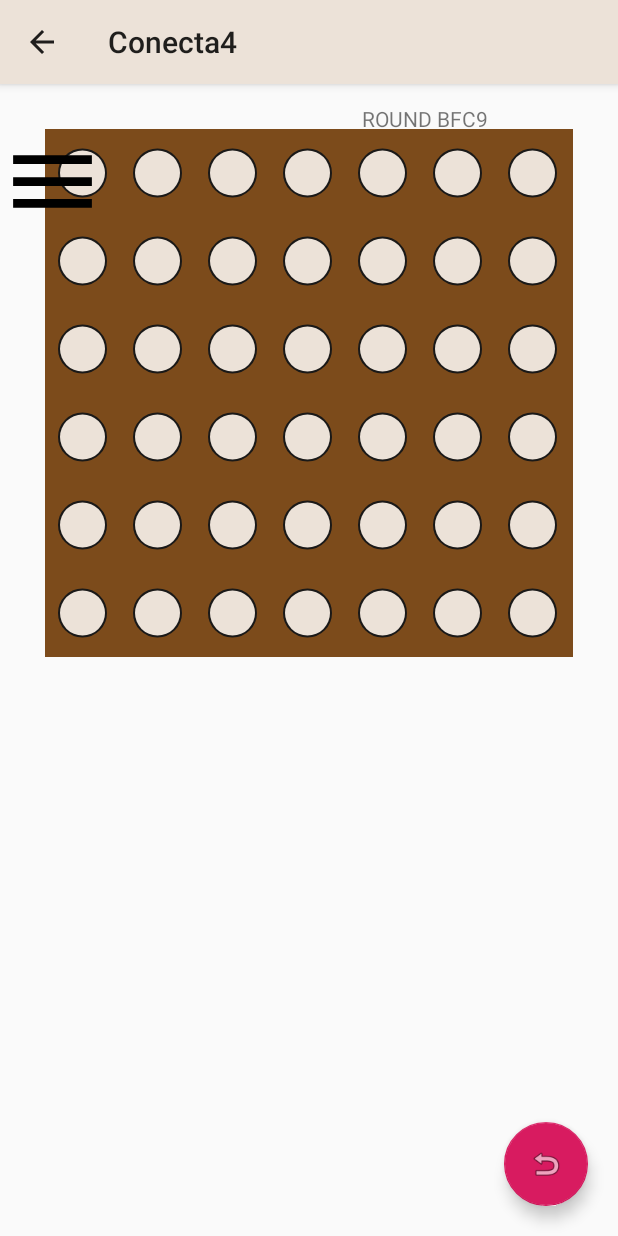
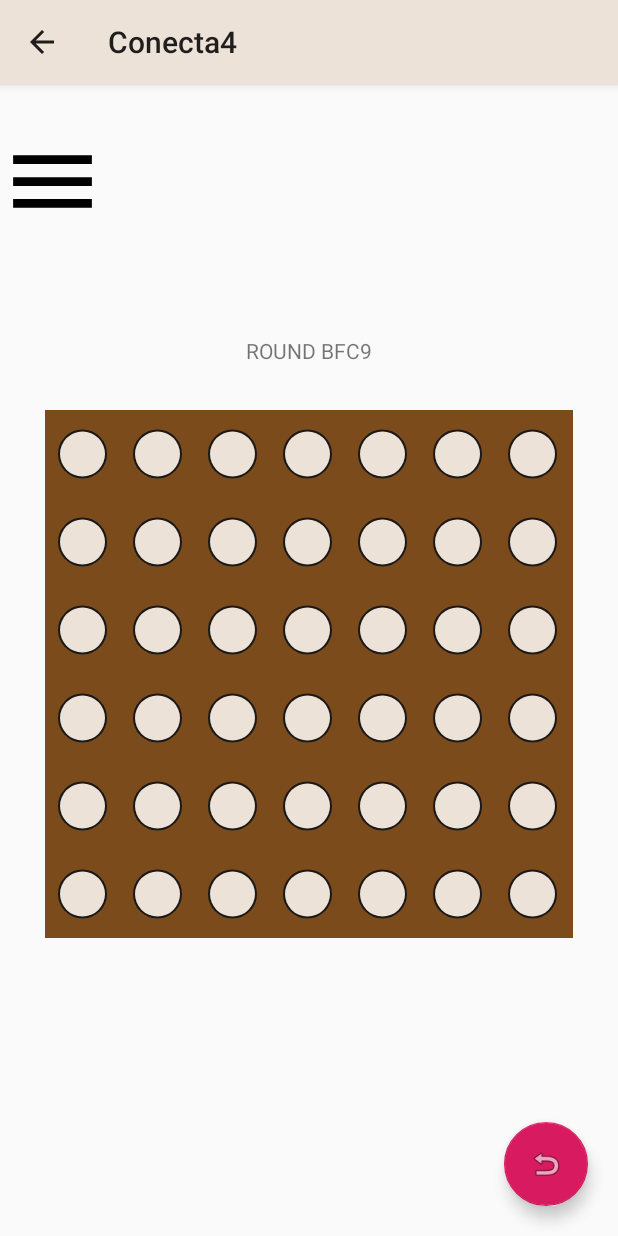
Before and after one commit to SergioMartinezC/Mobile-Applications-Development, an Android app: the screen it shows after launch (RoundActivity), after a tap on an icon or button, on a phone screen of 412 x 824 dp. Run offline under Robolectric (Android 15) with nearby library versions, the phone set to English and light mode, and no system bars; 2 other taps on this screen came first.

Commit message:
Arreglamos un poco el tablero

```diff
--- a/Conecta4/app/src/main/java/com/example/e321799/conecta4/views/ERView.kt
+++ b/Conecta4/app/src/main/java/com/example/e321799/conecta4/views/ERView.kt
@@ -30,19 +30,22 @@ class ERView(context: Context, attrs: AttributeSet? = null) : View(context, attr
 
     init {
 
+        backgroundPaint.color = ContextCompat.getColor(context, R.color.color_board)
         backgroundPaint.strokeWidth = 16f
         linePaint.strokeWidth = 4f
     }
     override fun onMeasure(widthMeasureSpec: Int, heightMeasureSpec: Int) {
-        val desiredWidth = 500
+
         val wMode: String
         val hMode: String
         val widthMode = View.MeasureSpec.getMode(widthMeasureSpec)
         var widthSize = View.MeasureSpec.getSize(widthMeasureSpec)
         val heightMode = View.MeasureSpec.getMode(heightMeasureSpec)
         var heightSize = View.MeasureSpec.getSize(heightMeasureSpec)
-        val width: Int
-        val height: Int
+        var width: Int
+        var height: Int
+
+
         if (widthSize < heightSize) {
             heightSize = widthSize
             height = heightSize
@@ -52,6 +55,7 @@ class ERView(context: Context, attrs: AttributeSet? = null) : View(context, attr
             height = widthSize
             width = height
         }
+
         setMeasuredDimension(height, width)
     }
 
@@ -63,6 +67,21 @@ class ERView(context: Context, attrs: AttributeSet? = null) : View(context, attr
         else
             radio = heightOfTile * 0.3f
         super.onSizeChanged(w, h, oldw, oldh)
+    }
+
+    private fun reconcileSize(contentSize: Int, measureSpec: Int): Int {
+        val mode = View.MeasureSpec.getMode(measureSpec)
+        val specSize = View.MeasureSpec.getSize(measureSpec)
+        when (mode) {
+            View.MeasureSpec.EXACTLY -> return specSize
+            View.MeasureSpec.AT_MOST -> return if (contentSize < specSize) {
+                contentSize
+            } else {
+                specSize
+            }
+            View.MeasureSpec.UNSPECIFIED -> return contentSize
+            else -> return contentSize
+        }
     }
 
     override fun onDraw(canvas: Canvas) {
--- a/Conecta4/app/src/main/res/layout/fragment_round.xml
+++ b/Conecta4/app/src/main/res/layout/fragment_round.xml
@@ -6,26 +6,25 @@
         android:layout_width="match_parent"
         android:layout_height="match_parent"
         tools:context=".Activities.RoundActivity">
+    <LinearLayout
+            android:layout_width="wrap_content"
+            android:layout_height="wrap_content"
+            android:layout_gravity="center"
+            android:orientation="vertical">
         <TextView
                 android:id="@+id/round_title"
                 android:layout_width="wrap_content"
                 android:layout_height="wrap_content"
-            android:layout_gravity="center_horizontal"
-            android:padding="10dp"
-
-            app:layout_constraintTop_toTopOf="parent" app:layout_constraintStart_toStartOf="parent"
-            android:layout_marginTop="3dp" android:layout_marginStart="155dp"
-            app:layout_constraintBottom_toTopOf="@+id/linearLayout">
-
+                android:layout_gravity="center_horizontal">
         </TextView>
         <com.example.e321799.conecta4.views.ERView
                 android:id="@+id/board_erview"
                 android:layout_width="wrap_content"
                 android:layout_height="wrap_content"
                 android:layout_margin="30dp"/>
+    </LinearLayout>
     <ImageButton style="@style/button_menu"
                  app:layout_constraintTop_toTopOf="parent"
-                 app:layout_constraintEnd_toEndOf="@+id/linearLayout"
                  android:layout_width="wrap_content"
                  android:layout_height="wrap_content"
                  android:id="@+id/button_menu"
--- a/Conecta4/app/src/main/res/layout/list_item_round.xml
+++ b/Conecta4/app/src/main/res/layout/list_item_round.xml
@@ -33,8 +33,8 @@
                 android:layout_below="@id/list_item_id" />
         <com.example.e321799.conecta4.views.ERView
                 android:id="@+id/list_item_board"
-                android:layout_width="wrap_content"
-                android:layout_height="wrap_content"
+                android:layout_width="85dp"
+                android:layout_height="85dp"
                 android:layout_alignParentRight="true"
                 android:layout_alignParentEnd="true"/>
     </RelativeLayout>
```
Also changed, not shown: Conecta4/app/src/main/res/values-land/dimens.xml (deleted, +0 -11 lines), Conecta4/app/src/main/res/values-sw480dp/dimens.xml (deleted, +0 -12 lines), Conecta4/app/src/main/res/values-sw600dp/dimens.xml (deleted, +0 -12 lines), Conecta4/app/src/main/java/com/example/e321799/conecta4/Activities/RoundListFragment.kt (line endings or trailing spaces). Lines whose indentation alone changed are shown as unchanged.
